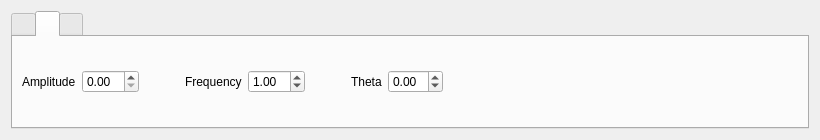
This is src/gui/ec_gui/src/component/slider/wave_widget.ui in Advanced-Robotics-Facility/ecat-client-advr as Qt 5 draws it before an edit. The edited form follows.
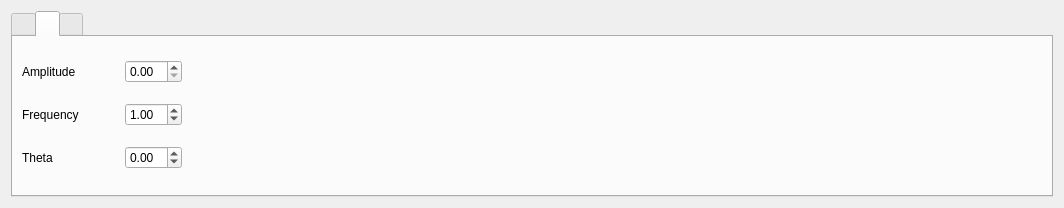
This is the edited form. The open tabs and pages were chosen to show the change. Icons and pictures are not drawn.

Commit message: Reviewed wave widget.

The edit to the form file:
```diff
--- a/src/gui/ec_gui/src/component/slider/wave_widget.ui
+++ b/src/gui/ec_gui/src/component/slider/wave_widget.ui
@@ -6,8 +6,8 @@
    <rect>
     <x>0</x>
     <y>0</y>
-    <width>820</width>
-    <height>140</height>
+    <width>1064</width>
+    <height>208</height>
    </rect>
   </property>
   <property name="sizePolicy">
@@ -76,7 +76,7 @@
           <attribute name="title">
            <string/>
           </attribute>
-          <layout class="QHBoxLayout" name="horizontalLayout_4">
+          <layout class="QHBoxLayout" name="horizontalLayout_15">
            <item>
             <layout class="QHBoxLayout" name="horizontalLayout_2">
              <item>
@@ -141,10 +141,20 @@
           </attribute>
           <layout class="QHBoxLayout" name="horizontalLayout_3">
            <item>
+            <layout class="QVBoxLayout" name="verticalLayout_2">
+             <property name="topMargin">
+              <number>0</number>
+             </property>
+             <item>
+              <layout class="QHBoxLayout" name="horizontalLayout_8">
+               <property name="leftMargin">
+                <number>0</number>
+               </property>
+               <item>
             <widget class="QLabel" name="labe_1">
              <property name="maximumSize">
               <size>
-               <width>16777215</width>
+                   <width>100</width>
                <height>16777215</height>
               </size>
              </property>
@@ -153,15 +163,43 @@
              </property>
             </widget>
            </item>
+               <item>
+                <spacer name="horizontalSpacer_8">
+                 <property name="orientation">
+                  <enum>Qt::Horizontal</enum>
+                 </property>
+                 <property name="sizeType">
+                  <enum>QSizePolicy::Fixed</enum>
+                 </property>
+                 <property name="sizeHint" stdset="0">
+                  <size>
+                   <width>40</width>
+                   <height>20</height>
+                  </size>
+                 </property>
+                </spacer>
+               </item>
            <item>
             <widget class="QDoubleSpinBox" name="Sine_A">
+                 <property name="minimumSize">
+                  <size>
+                   <width>0</width>
+                   <height>0</height>
+                  </size>
+                 </property>
+                 <property name="maximumSize">
+                  <size>
+                   <width>70</width>
+                   <height>16777215</height>
+                  </size>
+                 </property>
              <property name="singleStep">
               <double>0.010000000000000</double>
              </property>
             </widget>
            </item>
            <item>
-            <spacer name="horizontalSpacer_3">
+                <spacer name="horizontalSpacer_2">
              <property name="orientation">
               <enum>Qt::Horizontal</enum>
              </property>
@@ -170,21 +208,53 @@
              </property>
              <property name="sizeHint" stdset="0">
               <size>
-               <width>40</width>
+                   <width>120</width>
                <height>20</height>
               </size>
              </property>
             </spacer>
            </item>
+              </layout>
+             </item>
+             <item>
+              <layout class="QHBoxLayout" name="horizontalLayout_4">
            <item>
             <widget class="QLabel" name="label_2">
+                 <property name="maximumSize">
+                  <size>
+                   <width>100</width>
+                   <height>16777215</height>
+                  </size>
+                 </property>
              <property name="text">
               <string>Frequency</string>
              </property>
             </widget>
            </item>
+               <item>
+                <spacer name="horizontalSpacer_9">
+                 <property name="orientation">
+                  <enum>Qt::Horizontal</enum>
+                 </property>
+                 <property name="sizeType">
+                  <enum>QSizePolicy::Fixed</enum>
+                 </property>
+                 <property name="sizeHint" stdset="0">
+                  <size>
+                   <width>40</width>
+                   <height>20</height>
+                  </size>
+                 </property>
+                </spacer>
+               </item>
            <item>
             <widget class="QDoubleSpinBox" name="Sine_F">
+                 <property name="maximumSize">
+                  <size>
+                   <width>70</width>
+                   <height>16777215</height>
+                  </size>
+                 </property>
              <property name="maximum">
               <double>10.000000000000000</double>
              </property>
@@ -197,7 +267,7 @@
             </widget>
            </item>
            <item>
-            <spacer name="horizontalSpacer_2">
+                <spacer name="horizontalSpacer_3">
              <property name="orientation">
               <enum>Qt::Horizontal</enum>
              </property>
@@ -206,17 +276,21 @@
              </property>
              <property name="sizeHint" stdset="0">
               <size>
-               <width>40</width>
+                   <width>120</width>
                <height>20</height>
               </size>
              </property>
             </spacer>
            </item>
+              </layout>
+             </item>
+             <item>
+              <layout class="QHBoxLayout" name="horizontalLayout_9">
            <item>
             <widget class="QLabel" name="label_3">
              <property name="maximumSize">
               <size>
-               <width>16777215</width>
+                   <width>100</width>
                <height>16777215</height>
               </size>
              </property>
@@ -225,8 +299,30 @@
              </property>
             </widget>
            </item>
+               <item>
+                <spacer name="horizontalSpacer_10">
+                 <property name="orientation">
+                  <enum>Qt::Horizontal</enum>
+                 </property>
+                 <property name="sizeType">
+                  <enum>QSizePolicy::Fixed</enum>
+                 </property>
+                 <property name="sizeHint" stdset="0">
+                  <size>
+                   <width>40</width>
+                   <height>20</height>
+                  </size>
+                 </property>
+                </spacer>
+               </item>
            <item>
             <widget class="QDoubleSpinBox" name="Sine_T">
+                 <property name="maximumSize">
+                  <size>
+                   <width>70</width>
+                   <height>16777215</height>
+                  </size>
+                 </property>
              <property name="minimum">
               <double>-3.140000000000000</double>
              </property>
@@ -237,6 +333,26 @@
               <double>0.010000000000000</double>
              </property>
             </widget>
+               </item>
+               <item>
+                <spacer name="horizontalSpacer_7">
+                 <property name="orientation">
+                  <enum>Qt::Horizontal</enum>
+                 </property>
+                 <property name="sizeType">
+                  <enum>QSizePolicy::Fixed</enum>
+                 </property>
+                 <property name="sizeHint" stdset="0">
+                  <size>
+                   <width>120</width>
+                   <height>20</height>
+                  </size>
+                 </property>
+                </spacer>
+               </item>
+              </layout>
+             </item>
+            </layout>
            </item>
            <item>
             <spacer name="horizontalSpacer">
@@ -244,11 +360,11 @@
               <enum>Qt::Horizontal</enum>
              </property>
              <property name="sizeType">
-              <enum>QSizePolicy::Fixed</enum>
+              <enum>QSizePolicy::Expanding</enum>
              </property>
              <property name="sizeHint" stdset="0">
               <size>
-               <width>500</width>
+               <width>100</width>
                <height>20</height>
               </size>
              </property>
```
Left out of the diff: 130 changed lines with no effect on the pictures. Lines whose indentation alone changed are shown as unchanged. The commit also changes 1 other file.
